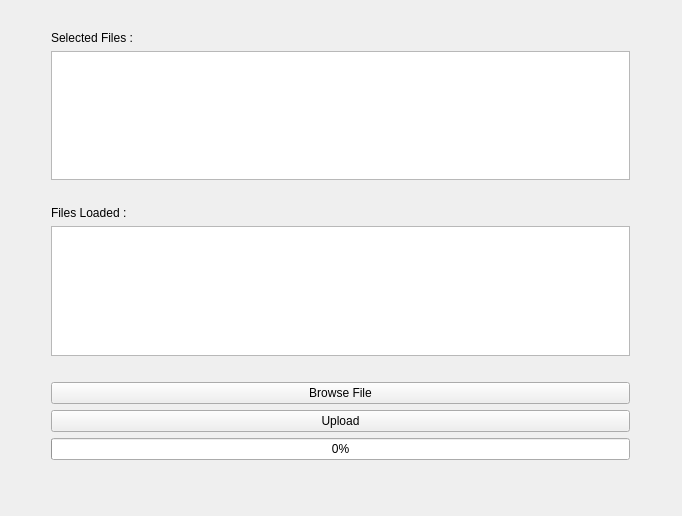
Above: src/mainwindow.ui from astimanuka/LoaderQt before the change. Below: the same form after it.
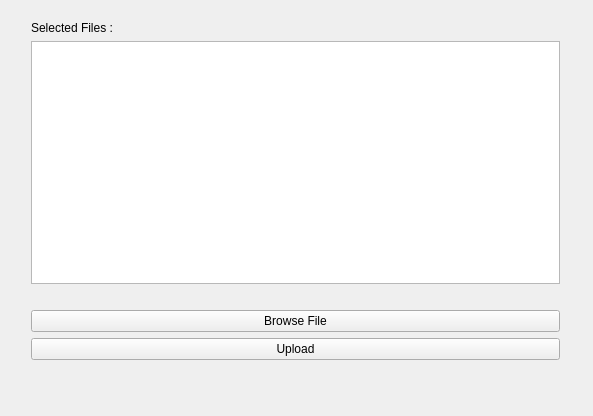
That is the form after the change.

Commit message: changed the user interface , added a new widget or a splash screen that is visible only when we click the upload button , and dispays the progress bar , the list of file paths that will be loaded and the memory load also .

Diff of the .ui file:
```diff
--- a/src/mainwindow.ui
+++ b/src/mainwindow.ui
@@ -6,8 +6,8 @@
    <rect>
     <x>0</x>
     <y>0</y>
-    <width>682</width>
-    <height>516</height>
+    <width>593</width>
+    <height>416</height>
    </rect>
   </property>
   <property name="windowTitle">
@@ -17,10 +17,10 @@
    <widget class="QWidget" name="layoutWidget">
     <property name="geometry">
      <rect>
-      <x>40</x>
-      <y>20</y>
-      <width>601</width>
-      <height>451</height>
+      <x>20</x>
+      <y>10</y>
+      <width>551</width>
+      <height>361</height>
      </rect>
     </property>
     <layout class="QVBoxLayout" name="verticalLayout">
@@ -41,23 +41,6 @@
        </property>
       </widget>
      </item>
-     <item>
-      <widget class="QLabel" name="filesLoaded">
-       <property name="text">
-        <string>Files Loaded :</string>
-       </property>
-      </widget>
-     </item>
-     <item>
-      <widget class="QTextBrowser" name="loadedFilesBrowser"/>
-     </item>
-     <item>
-      <widget class="QLabel" name="totalFileSizeLoaded">
-       <property name="text">
-        <string/>
-       </property>
-      </widget>
-     </item>
      <item>
       <widget class="QPushButton" name="browseButton">
        <property name="text">
@@ -72,13 +55,6 @@
        </property>
       </widget>
      </item>
-     <item>
-      <widget class="QProgressBar" name="progressBar">
-       <property name="value">
-        <number>0</number>
-       </property>
-      </widget>
-     </item>
     </layout>
    </widget>
   </widget>
```
Left out of the diff: 2 changed lines with no effect on the pictures. The commit also changes 9 other files.
